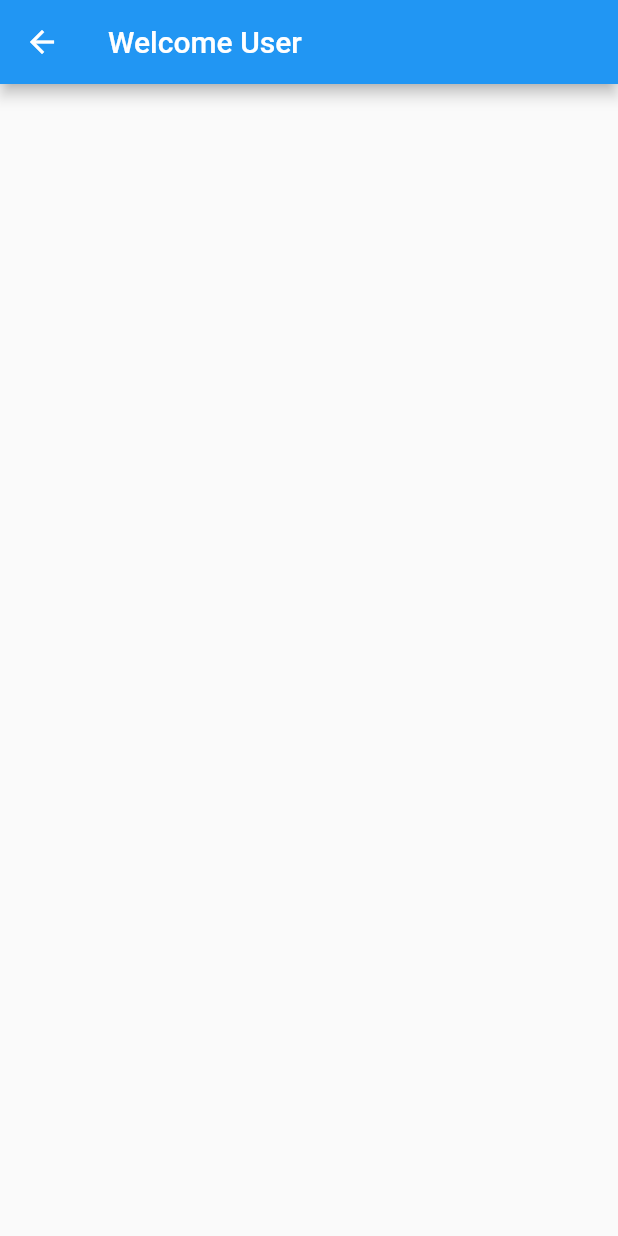
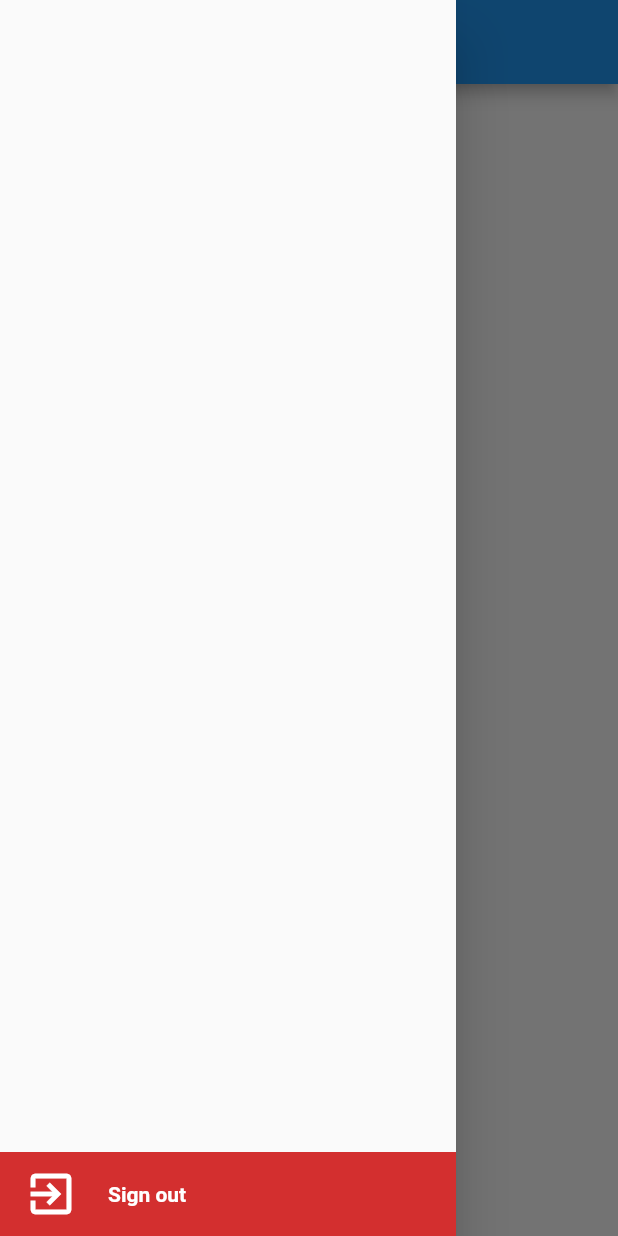
Before and after one commit to SYEDHAROONA/findtechnic, a Flutter app: the MyServiceUser screen opened by its route, with the side drawer open (before the commit the screen has no drawer), on a phone screen of 412 x 824 dp. Run offline on Flutter 3.47's test engine with Material 2 defaults, Android fonts, the light colour scheme and no system bars; our stand-ins replace cloud_firestore, firebase_auth, firebase_core, flutter_signin_button; accounts and stored records are empty.

Commit message:
drawer and signout

```diff
--- a/lib/states/my_service_technician.dart
+++ b/lib/states/my_service_technician.dart
@@ -1,3 +1,4 @@
+import 'package:findtechnic/widget/my_signout.dart';
 import 'package:flutter/material.dart';
 
 
@@ -12,7 +13,8 @@ class _MyServiceTechnicianState extends State<MyServiceTechnician> {
   @override
   Widget build(BuildContext context) {
     return Scaffold(
-      appBar: AppBar(title: const Text('Welcome  Technician'),)
+      appBar: AppBar(title: const Text('Welcome  Technician'),
+      ),drawer: Drawer(child: MySignOut(),)
     );
   }
 }
--- a/lib/states/my_service_user.dart
+++ b/lib/states/my_service_user.dart
@@ -1,5 +1,5 @@
+import 'package:findtechnic/widget/my_signout.dart';
 import 'package:flutter/material.dart';
-
 
 class MyServiceUser extends StatefulWidget {
   const MyServiceUser({super.key});
@@ -12,7 +12,9 @@ class _MyServiceUserState extends State<MyServiceUser> {
   @override
   Widget build(BuildContext context) {
     return Scaffold(
-      appBar: AppBar(title: Text('Welcome User'),)
+        appBar: AppBar(
+      title: Text('Welcome User'),
+    ),drawer: Drawer(child: MySignOut(),),
     );
   }
 }
--- /dev/null
+++ b/lib/widget/my_signout.dart
@@ -0,0 +1,32 @@
+import 'package:firebase_auth/firebase_auth.dart';
+import 'package:firebase_core/firebase_core.dart';
+import 'package:flutter/material.dart';
+
+class MySignOut extends StatelessWidget {
+  const MySignOut({super.key});
+
+  @override
+  Widget build(BuildContext context) {
+    return Column(
+      mainAxisAlignment: MainAxisAlignment.end,
+      children: [
+        ListTile(onTap: ()async {
+          await Firebase.initializeApp().then((value) async{
+            await FirebaseAuth.instance.signOut().then((value) => Navigator.pushNamedAndRemoveUntil(context, '/authen', (route) => false));
+          });
+        },
+          leading: const Icon(
+            Icons.exit_to_app,
+            color: Colors.white,
+            size: 36,
+          ),
+          title: const Text(
+            'Sign out',
+            style: TextStyle(color: Colors.white, fontWeight: FontWeight.bold),
+          ),
+          tileColor: Colors.red.shade700,
+        ),
+      ],
+    );
+  }
+}
```
